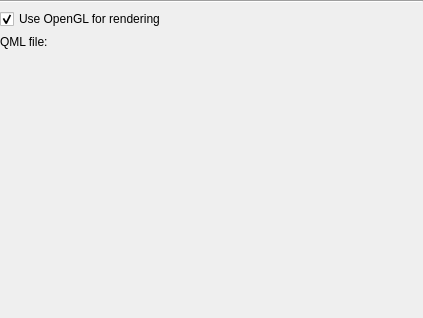
This is ground/gcs/src/plugins/qmlview/qmlviewgadgetoptionspage.ui in TauLabs/TauLabs as Qt 5 draws it before an edit. The edited form follows.
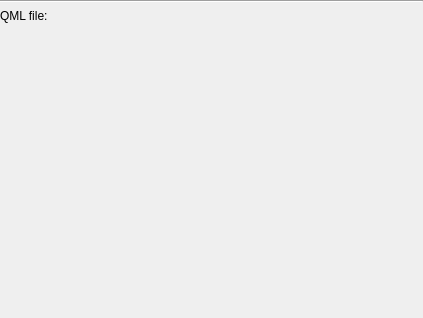
This is the edited form. Custom widgets are drawn as their Qt base class.

The edit to the form file:
```diff
--- a/ground/gcs/src/plugins/qmlview/qmlviewgadgetoptionspage.ui
+++ b/ground/gcs/src/plugins/qmlview/qmlviewgadgetoptionspage.ui
@@ -54,23 +54,6 @@
          </property>
         </widget>
        </item>
-       <item>
-        <layout class="QHBoxLayout" name="horizontalLayout_2">
-         <item>
-          <widget class="QCheckBox" name="useOpenGL">
-           <property name="enabled">
-            <bool>true</bool>
-           </property>
-           <property name="text">
-            <string>Use OpenGL for rendering</string>
-           </property>
-           <property name="checked">
-            <bool>true</bool>
-           </property>
-          </widget>
-         </item>
-        </layout>
-       </item>
        <item>
         <layout class="QHBoxLayout" name="horizontalLayout" stretch="0,0">
          <property name="spacing">
```
